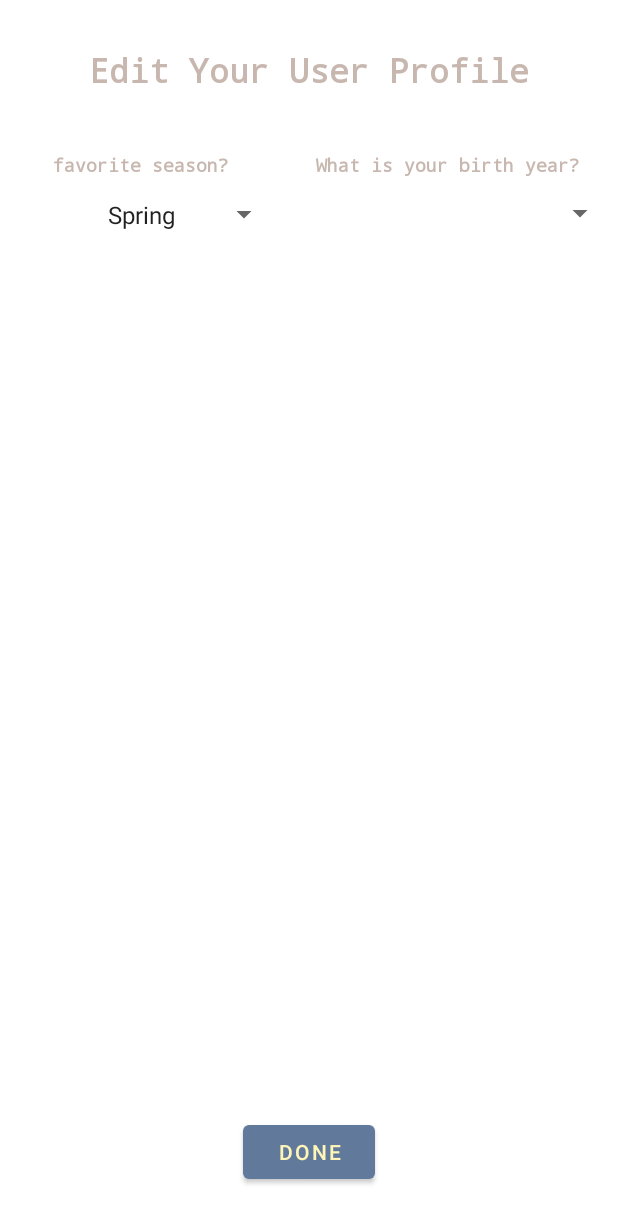
After one commit to eeeemily/Kotlin-VanillaVinyl, an Android app: the layout fragment_dialog.xml on its own in the app's theme, with its tools: preview values and no code run, on a phone screen of 412 x 824 dp. The commit adds this screen. Shown: the top 1223 px of the screen. Run offline under Robolectric (Android 15) with nearby library versions, the light colour scheme and no system bars.

Commit message:
90% done, gonna clean up before fixing settings and stuff

```diff
--- a/app/src/main/java/com/mzheng9/vanillavinyl/ui/home/HomeFragment.kt
+++ b/app/src/main/java/com/mzheng9/vanillavinyl/ui/home/HomeFragment.kt
@@ -7,7 +7,7 @@ import androidx.fragment.app.activityViewModels
 import androidx.navigation.fragment.findNavController
 import com.mzheng9.vanillavinyl.R
 import com.mzheng9.vanillavinyl.databinding.FragmentHomeBinding
-import com.mzheng9.vanillavinyl.databinding.FragmentSettingsBinding
+import com.mzheng9.vanillavinyl.databinding.FragmentDialogBinding
 import com.mzheng9.vanillavinyl.ui.details.RecordsDisplayViewModel
 
 
@@ -32,6 +32,9 @@ class HomeFragment : Fragment() {
             }
             webViewBtn.setOnClickListener() {
                 findNavController().navigate(R.id.action_homeFragment_to_webviewFragment)
+            }
+            addFab.setOnClickListener(){
+                findNavController().navigate(R.id.action_homeFragment_to_dialogFragment)
             }
 //            context?.apply {
 //                val aa = ArrayAdapter(this, android.R.layout.simple_spinner_item, YEARS)
--- /dev/null
+++ b/app/src/main/res/drawable-xxhdpi/ic_add_white_24dp.xml
@@ -0,0 +1,6 @@
+
+<vector android:height="24dp" android:tint="#FFF6F2"
+    android:viewportHeight="24.0" android:viewportWidth="24.0"
+    android:width="24dp" xmlns:android="http://schemas.android.com/apk/res/android">
+    <path android:fillColor="#FF000000" android:pathData="M19,13h-6v6h-2v-6H5v-2h6V5h2v6h6v2z"/>
+</vector>
--- /dev/null
+++ b/app/src/main/res/layout/fragment_dialog.xml
@@ -0,0 +1,91 @@
+<?xml version="1.0" encoding="utf-8"?>
+<androidx.constraintlayout.widget.ConstraintLayout xmlns:android="http://schemas.android.com/apk/res/android"
+    xmlns:app="http://schemas.android.com/apk/res-auto"
+    xmlns:tools="http://schemas.android.com/tools"
+    android:id="@+id/frameLayout"
+    android:layout_width="match_parent"
+    android:layout_height="match_parent"
+    tools:context=".ui.home.DialogFragment">
+
+    <Button
+        android:id="@+id/settings_done_button"
+        android:layout_width="wrap_content"
+        android:layout_height="wrap_content"
+        android:layout_marginBottom="32dp"
+        android:text="@string/done"
+        app:layout_constraintBottom_toBottomOf="parent"
+        app:layout_constraintEnd_toEndOf="parent"
+        app:layout_constraintHorizontal_bias="0.5"
+        app:layout_constraintStart_toStartOf="parent" />
+
+    <LinearLayout
+        android:id="@+id/linearLayout"
+        android:layout_width="409dp"
+        android:layout_height="127dp"
+        android:layout_marginTop="16dp"
+        android:orientation="horizontal"
+        app:layout_constraintEnd_toEndOf="parent"
+        app:layout_constraintHorizontal_bias="0.5"
+        app:layout_constraintStart_toStartOf="parent"
+        app:layout_constraintTop_toBottomOf="@+id/profile_textview">
+
+        <LinearLayout
+            android:layout_width="wrap_content"
+            android:layout_height="match_parent"
+            android:layout_weight="3"
+            android:gravity="start"
+            android:orientation="vertical">
+
+            <TextView
+                android:id="@+id/fav_season_textview"
+                style="@style/spinner_text_view_style"
+                android:layout_width="match_parent"
+                android:layout_height="wrap_content"
+                android:text="@string/fav_season"
+                android:textSize="12sp" />
+
+            <Spinner
+                android:id="@+id/season_spinner"
+                style="@style/spinner_style"
+                android:layout_width="match_parent"
+                android:layout_height="wrap_content"
+                android:entries="@array/seasonArray"
+                android:textAlignment="center" />
+        </LinearLayout>
+
+        <LinearLayout
+            android:id="@+id/published_container"
+            android:layout_width="wrap_content"
+            android:layout_height="match_parent"
+            android:layout_weight="2"
+            android:gravity="start"
+            android:orientation="vertical">
+
+            <TextView
+                android:id="@+id/detail_published_textView"
+                style="@style/spinner_text_view_style"
+                android:layout_width="match_parent"
+                android:layout_height="wrap_content"
+                android:text="@string/userBirthYear"
+                android:textSize="12sp" />
+
+            <Spinner
+                android:id="@+id/birth_spinner"
+                style="@style/spinner_style"
+                android:layout_width="match_parent"
+                android:layout_height="wrap_content" />
+        </LinearLayout>
+    </LinearLayout>
+
+    <TextView
+        android:id="@+id/profile_textview"
+        style="@style/title_text_view_style"
+        android:layout_width="wrap_content"
+        android:layout_height="wrap_content"
+        android:layout_marginTop="16dp"
+
+        android:text="@string/edit_profile"
+        app:layout_constraintEnd_toEndOf="parent"
+        app:layout_constraintStart_toStartOf="parent"
+        app:layout_constraintTop_toTopOf="parent" />
+</androidx.constraintlayout.widget.ConstraintLayout>
--- a/app/src/main/res/values/colors.xml
+++ b/app/src/main/res/values/colors.xml
@@ -23,6 +23,7 @@
     <color name="text_match_pink">#ffeab3</color>
 
     <!-- others-->
+
     <color name="green_200">#80CBC4</color>
     <color name="green_700">#00796B</color>
     <color name="black">#FF000000</color>
```
Also changed, not shown: app/src/main/java/com/mzheng9/vanillavinyl/ui/home/DialogFragment.kt (added, +107 -0 lines), app/src/main/res/layout/fragment_home.xml (+20 -7 lines), app/src/main/res/navigation/nav_graph.xml (+12 -0 lines), app/src/main/res/values/strings.xml (+8 -9 lines), app/src/main/res/drawable-hdpi/fab.png (added), app/src/main/res/drawable-mdpi/fab.png (added), app/src/main/res/drawable-xhdpi/fab.png (added), app/src/main/res/drawable-xxhdpi/fab.png (added), app/src/main/res/drawable-xxxhdpi/fab.png (added).
